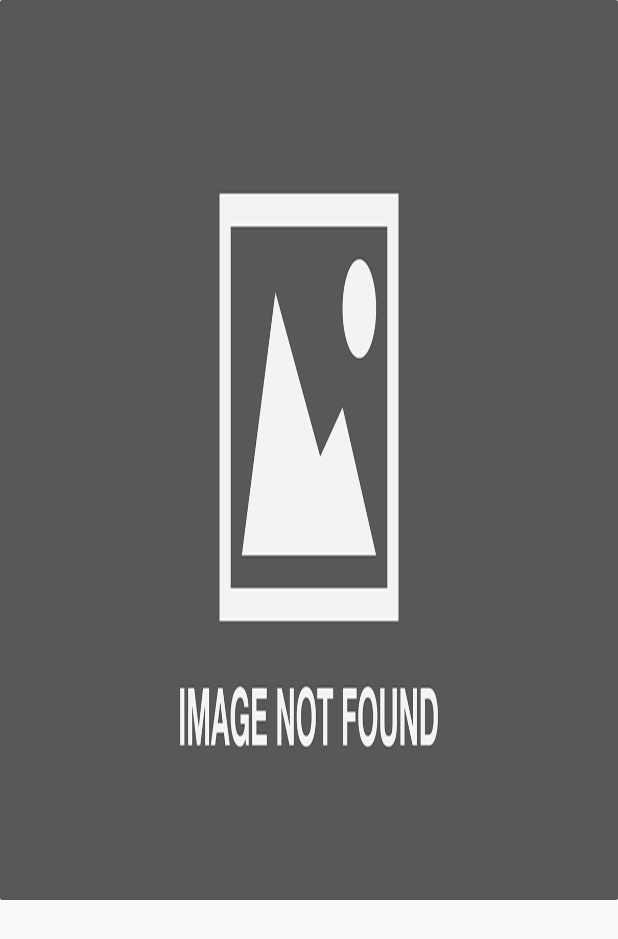
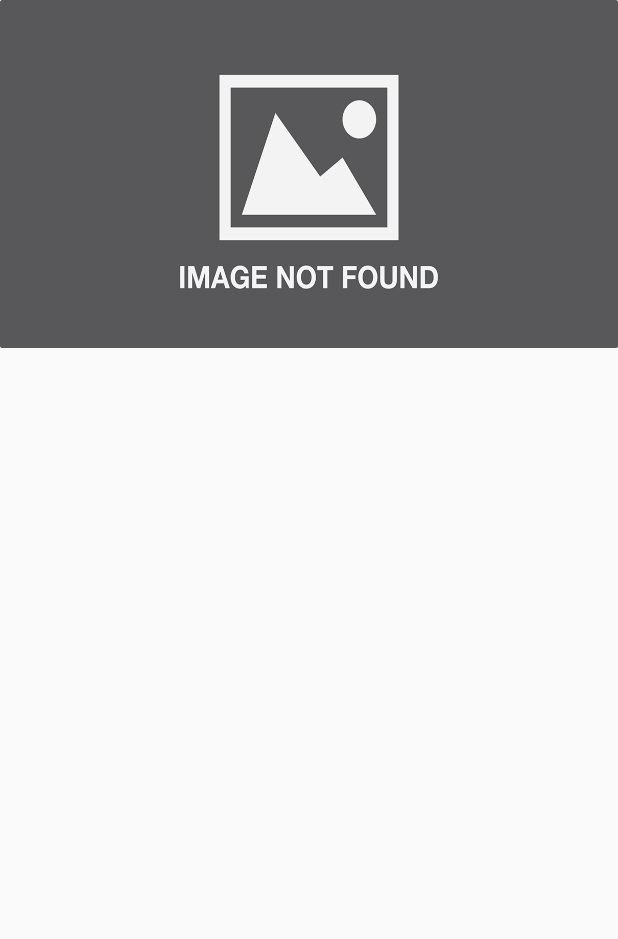
Before and after one commit to v-for-vasiliev/HightechfmRSS, an Android app: the layout enclosure_cardview.xml on its own in the app's theme, with its tools: preview values and no code run, on a phone screen of 412 x 824 dp. Shown: the top 939 px of the screen. Run offline under Robolectric (Android 15) with nearby library versions, the phone set to English and light mode, and no system bars.

Commit message:
Recycler's images are now have 16:9 dimension ration

```diff
--- a/app/src/main/java/ru/vasiliev/hightechfmrss/presentation/article/ArticleView.java
+++ b/app/src/main/java/ru/vasiliev/hightechfmrss/presentation/article/ArticleView.java
@@ -11,12 +11,11 @@ import ru.vasiliev.hightechfmrss.domain.model.Article;
  * Created by vasiliev on 11/02/2018.
  */
 
+@StateStrategyType(AddToEndSingleStrategy.class)
 public interface ArticleView extends MvpView {
 
-    @StateStrategyType(AddToEndSingleStrategy.class)
     void showArticle(Article article);
 
-    @StateStrategyType(AddToEndSingleStrategy.class)
     void updateMenu(boolean isBookmarked);
 
     @StateStrategyType(SkipStrategy.class)
--- a/app/src/main/java/ru/vasiliev/hightechfmrss/presentation/main/MainActivity.java
+++ b/app/src/main/java/ru/vasiliev/hightechfmrss/presentation/main/MainActivity.java
@@ -84,7 +84,7 @@ public class MainActivity extends MvpAppCompatActivity
     @Override
     public boolean onCreateOptionsMenu(Menu menu) {
         // Inflate the menu; this adds items to the action bar if it is present.
-        // getMenuInflater().inflate(R.menu.article_menu, menu);
+        // getMenuInflater().inflate(R.menu.main_menu, menu);
         return true;
     }
 
--- a/app/src/main/res/layout/enclosure_cardview.xml
+++ b/app/src/main/res/layout/enclosure_cardview.xml
@@ -1,6 +1,8 @@
 <?xml version="1.0" encoding="utf-8"?>
 
 <LinearLayout xmlns:android="http://schemas.android.com/apk/res/android"
+              xmlns:tools="http://schemas.android.com/tools"
+              xmlns:app="http://schemas.android.com/apk/res-auto"
               android:layout_width="match_parent"
               android:layout_height="wrap_content"
               android:orientation="vertical">
@@ -13,13 +15,26 @@
             android:layout_gravity="top|center_horizontal"
             card_view:cardBackgroundColor="@color/colorPrimaryDark">
 
+        <android.support.constraint.ConstraintLayout
+                android:layout_width="match_parent"
+                android:layout_height="wrap_content">
+
             <ImageView
                     android:id="@+id/enclosure_image"
-            android:layout_width="match_parent"
-            android:layout_height="wrap_content"
+                    android:layout_width="0dp"
+                    android:layout_height="0dp"
+                    android:layout_marginEnd="0dp"
+                    android:layout_marginStart="0dp"
+                    android:layout_marginTop="0dp"
+                    android:scaleType="fitXY"
                     android:adjustViewBounds="false"
-            android:scaleType="fitXY"
-            android:src="@drawable/image_not_found_1210x600"/>
+                    tools:src="@drawable/image_not_found_1210x600"
+                    app:layout_constraintDimensionRatio="16:9"
+                    app:layout_constraintStart_toStartOf="parent"
+                    app:layout_constraintEnd_toEndOf="parent"
+                    app:layout_constraintTop_toTopOf="parent"/>
+
+        </android.support.constraint.ConstraintLayout>
 
     </android.support.v7.widget.CardView>
 
--- a/app/src/main/res/values/dimens.xml
+++ b/app/src/main/res/values/dimens.xml
@@ -5,4 +5,6 @@
     <dimen name="nav_header_vertical_spacing">8dp</dimen>
     <dimen name="nav_header_height">176dp</dimen>
     <dimen name="fab_margin">16dp</dimen>
+
+    <dimen name="enclosure_height">600px</dimen>
 </resources>
```
Also changed, not shown: app/src/main/java/ru/vasiliev/hightechfmrss/presentation/bookmarks/BookmarksActivity.java (+3 -53 lines), app/src/main/java/ru/vasiliev/hightechfmrss/presentation/bookmarks/BookmarksView.java (+5 -6 lines), app/src/main/java/ru/vasiliev/hightechfmrss/presentation/main/rss/RssFragment.java (+5 -5 lines), app/src/main/java/ru/vasiliev/hightechfmrss/viewstyle/AppBarLayoutSnapBehavior.java (+9 -3 lines), app/src/main/res/layout/fragment_rss.xml (+4 -5 lines), app/src/main/res/layout/nav_header_main.xml (+5 -13 lines), app/src/main/res/layout/rss_cardview.xml (+20 -6 lines). Lines whose indentation alone changed are shown as unchanged.
